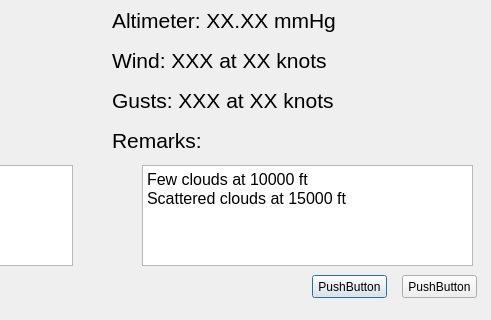
Qt form metar.ui (LCXCRunner/Python_Aviation_Weather) before a commit; both pictures show x 308 to 799 and y 95 to 415 of the 799 by 415 pixel window.
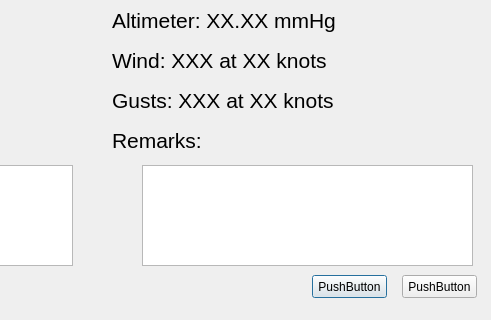
The same form after that commit.

Commit message: updated text boxes

The edit to the form file:
```diff
--- a/metar.ui
+++ b/metar.ui
@@ -342,8 +342,7 @@
 &lt;html&gt;&lt;head&gt;&lt;meta name=&quot;qrichtext&quot; content=&quot;1&quot; /&gt;&lt;style type=&quot;text/css&quot;&gt;
 p, li { white-space: pre-wrap; }
 &lt;/style&gt;&lt;/head&gt;&lt;body style=&quot; font-family:'MS Shell Dlg 2'; font-size:12pt; font-weight:400; font-style:normal;&quot;&gt;
-&lt;p style=&quot; margin-top:0px; margin-bottom:0px; margin-left:0px; margin-right:0px; -qt-block-indent:0; text-indent:0px;&quot;&gt;Few clouds at 10000 ft&lt;/p&gt;
-&lt;p style=&quot; margin-top:0px; margin-bottom:0px; margin-left:0px; margin-right:0px; -qt-block-indent:0; text-indent:0px;&quot;&gt;Scattered clouds at 15000 ft&lt;/p&gt;&lt;/body&gt;&lt;/html&gt;</string>
+&lt;p style=&quot;-qt-paragraph-type:empty; margin-top:0px; margin-bottom:0px; margin-left:0px; margin-right:0px; -qt-block-indent:0; text-indent:0px;&quot;&gt;&lt;br /&gt;&lt;/p&gt;&lt;/body&gt;&lt;/html&gt;</string>
    </property>
   </widget>
  </widget>
```
Left out of the diff: 3 changed lines with no effect on the pictures. The commit also changes 1 other file.
